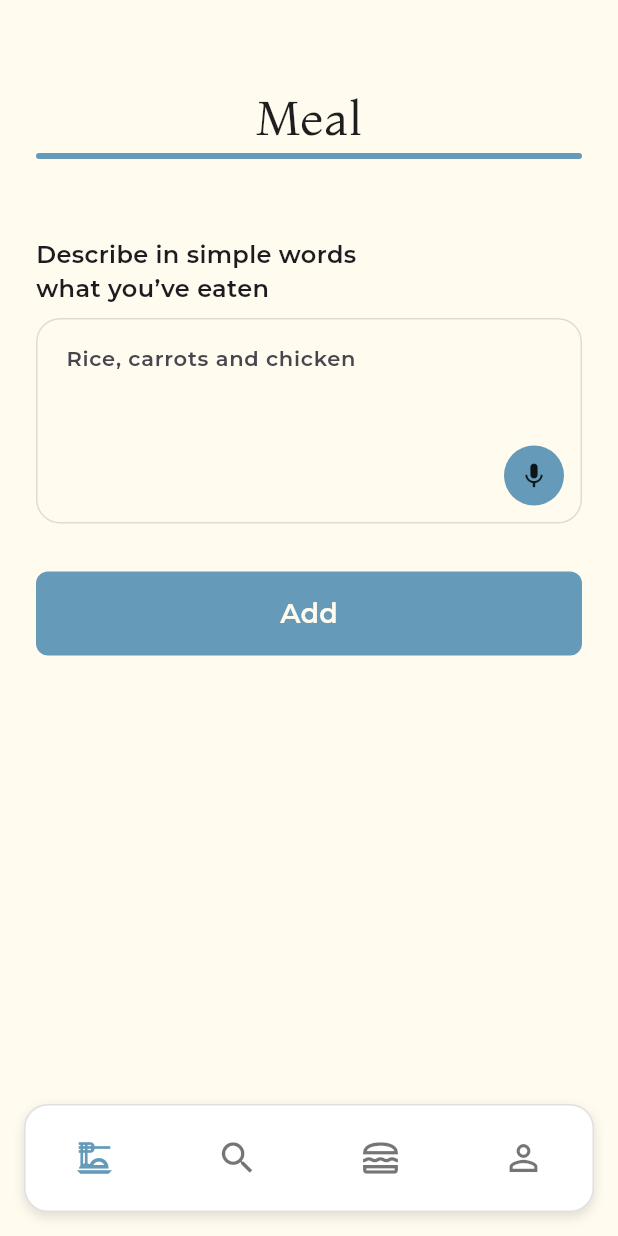
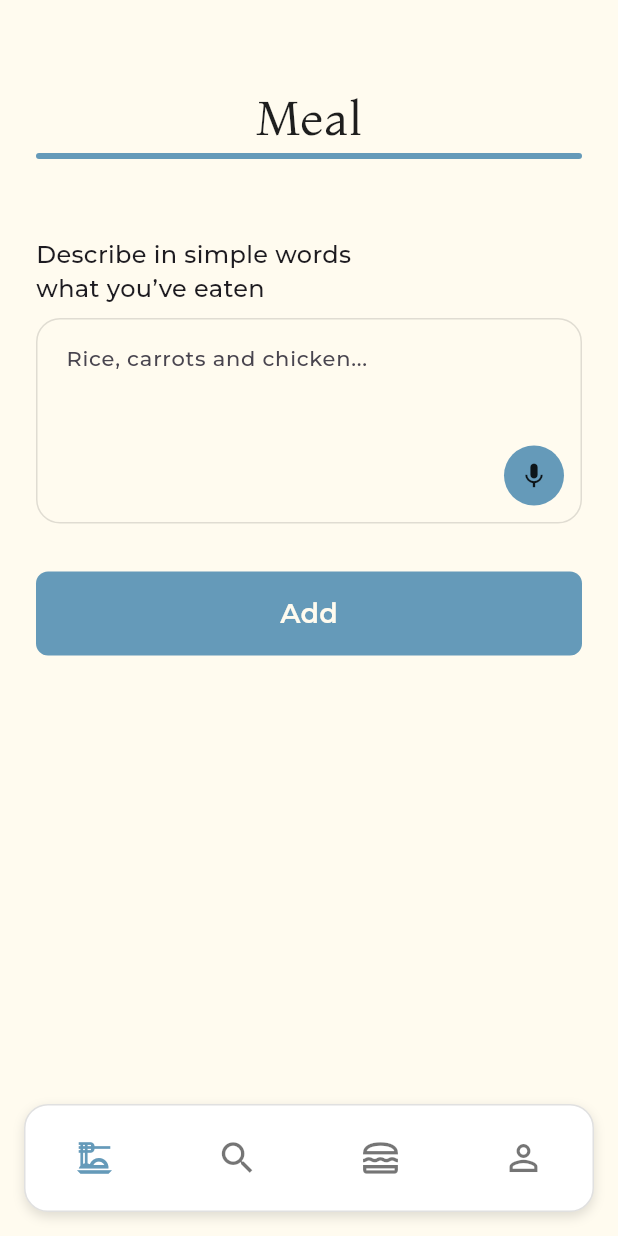
Before and after one commit to ericksgmes/carte_app, a Flutter app: the screen it shows after launch, after a tap on "Enter", on a phone screen of 412 x 824 dp. Run offline on Flutter 3.47's test engine with Material 3 defaults, Android fonts, the phone set to English and light mode, and no system bars; our stand-ins replace speech_to_text; project files that could hold a hidden picture were left out.

Commit message:
feat: update font family references to use Montserrat_Medium in various widgets

```diff
--- a/lib/data/constants.dart
+++ b/lib/data/constants.dart
@@ -15,7 +15,7 @@ class KColors {
 class KFont {
   static const String fontFamilyTitle = 'Montaga';
   static const String fontFamilyContent = 'Montserrat';
-  static const String fontFamilyContentBold = 'Montserrat_Bold';
+  static const String fontFamilyContentMedium = 'Montserrat_Medium';
   static const String fontFamilyButton = 'Montserrat_Bold';
   static const double fontSizeTitle = 32;
   static const double fontSizeLabel = 16;
--- a/lib/views/pages/food_page.dart
+++ b/lib/views/pages/food_page.dart
@@ -41,7 +41,7 @@ class _AddFoodState extends State<AddFood> {
             'Allergen',
             style: TextStyle(
               fontSize: 18,
-              fontFamily: KFont.fontFamilyContentBold,
+              fontFamily: KFont.fontFamilyContentMedium,
             ),
           ),
           const SizedBox(height: 12),
--- a/lib/views/pages/login_page.dart
+++ b/lib/views/pages/login_page.dart
@@ -88,7 +88,7 @@ class _LoginPageState extends State<LoginPage> {
                           inputName: '',
                           hintText: 'Name',
                           hintStyle: TextStyle(
-                            fontFamily: KFont.fontFamilyContentBold,
+                            fontFamily: KFont.fontFamilyContentMedium,
                           ),
                         ),
 
@@ -97,7 +97,7 @@ class _LoginPageState extends State<LoginPage> {
                           inputName: '',
                           hintText: 'Email',
                           hintStyle: TextStyle(
-                            fontFamily: KFont.fontFamilyContentBold,
+                            fontFamily: KFont.fontFamilyContentMedium,
                           ),
                         ),
                         const SizedBox(height: 24),
--- a/lib/views/widgets/widget_allergen_controller.dart
+++ b/lib/views/widgets/widget_allergen_controller.dart
@@ -142,7 +142,7 @@ class _WidgetAllergenControllerState extends State<WidgetAllergenController> {
                             color: Colors.black.withValues(
                               alpha: isSelected ? 1.0 : 0.7,
                             ),
-                            fontFamily: KFont.fontFamilyContentBold,
+                            fontFamily: KFont.fontFamilyContentMedium,
                             fontWeight: isSelected
                                 ? FontWeight.w800
                                 : FontWeight.w700,
--- a/lib/views/widgets/widget_multiline_text_input.dart
+++ b/lib/views/widgets/widget_multiline_text_input.dart
@@ -11,7 +11,7 @@ class WidgetMultilineTextInput extends StatelessWidget {
     super.key,
     required this.controller,
     this.label = "Describe in simple words\nwhat you’ve eaten",
-    this.hint = "Rice, carrots and chicken",
+    this.hint = "Rice, carrots and chicken...",
     required this.onMicPressed,
   });
 
@@ -23,7 +23,7 @@ class WidgetMultilineTextInput extends StatelessWidget {
         Text(
           label,
           style: TextStyle(
-            fontFamily: KFont.fontFamilyContentBold,
+            fontFamily: KFont.fontFamilyContentMedium,
             fontSize: 16,
           ),
         ),
@@ -53,7 +53,7 @@ class WidgetMultilineTextInput extends StatelessWidget {
                 ),
                 scrollPhysics: BouncingScrollPhysics(),
                 style: const TextStyle(
-                  fontFamily: KFont.fontFamilyContentBold,
+                  fontFamily: KFont.fontFamilyContentMedium,
                   fontSize: 14,
                 ),
               ),
--- a/lib/views/widgets/widget_text_input.dart
+++ b/lib/views/widgets/widget_text_input.dart
@@ -28,14 +28,14 @@ class WidgetTextInput extends StatelessWidget {
           style: TextStyle(
             fontSize: 18,
             color: Color(0xFF1E1E1E),
-            fontFamily: KFont.fontFamilyContentBold,
+            fontFamily: KFont.fontFamilyContentMedium,
           ),
         ),
         const SizedBox(height: 8),
         TextField(
           controller: controller,
           style: const TextStyle(
-            fontFamily: KFont.fontFamilyContentBold,
+            fontFamily: KFont.fontFamilyContentMedium,
             fontSize: 16,
           ),
           decoration: InputDecoration(
@@ -58,7 +58,8 @@ class WidgetTextInput extends StatelessWidget {
             ),
             hintText: hintText,
             hintStyle:
-                hintStyle ?? TextStyle(fontFamily: KFont.fontFamilyContentBold),
+                hintStyle ??
+                TextStyle(fontFamily: KFont.fontFamilyContentMedium),
           ),
         ),
       ],
```
